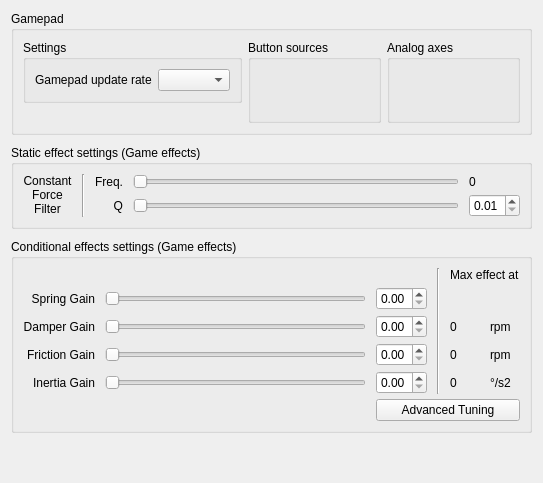
Ultrawipf/OpenFFBoard-configurator, file res/ffbclass.ui: the form before one commit.
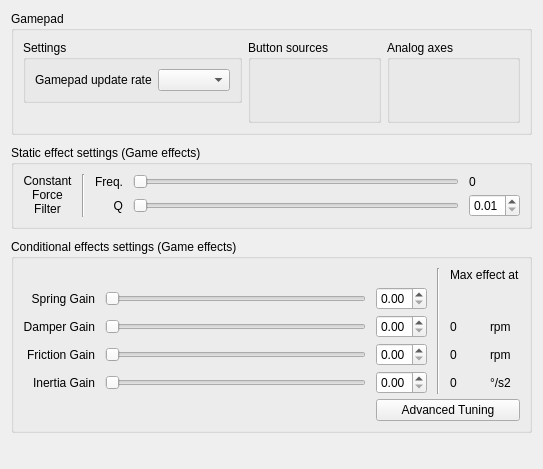
The form after the commit.

Commit message: Revert height not intended to be changed

The edit to the form file:
```diff
--- a/res/ffbclass.ui
+++ b/res/ffbclass.ui
@@ -7,7 +7,7 @@
     <x>0</x>
     <y>0</y>
     <width>543</width>
-    <height>483</height>
+    <height>469</height>
    </rect>
   </property>
   <property name="windowTitle">
```
